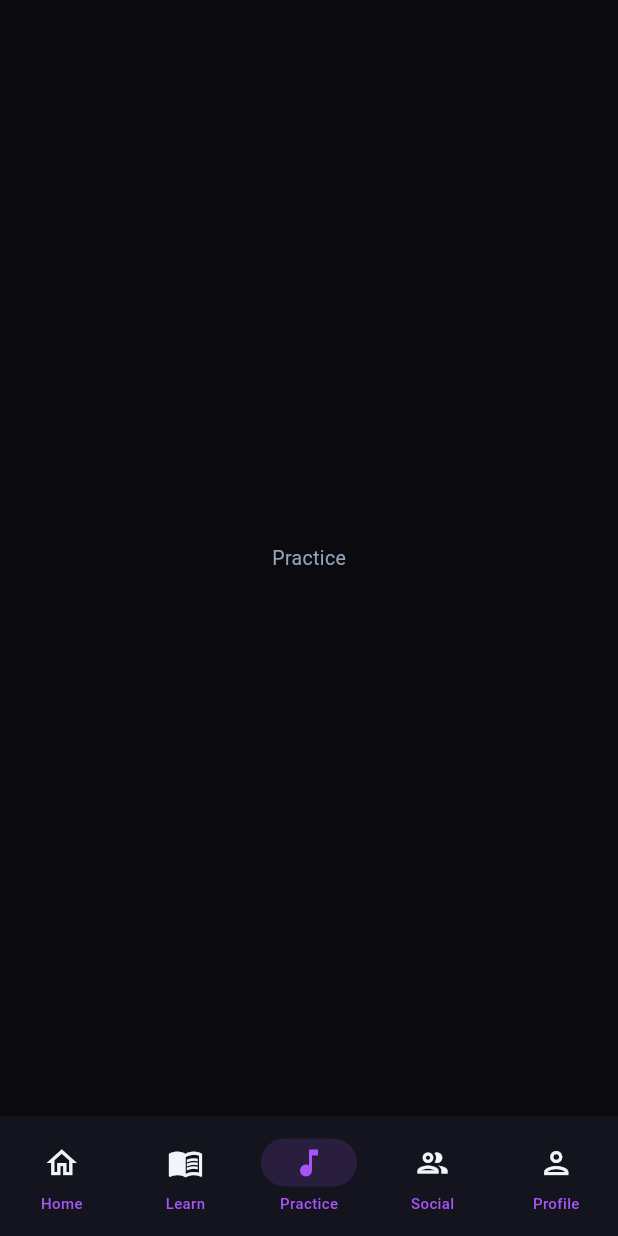
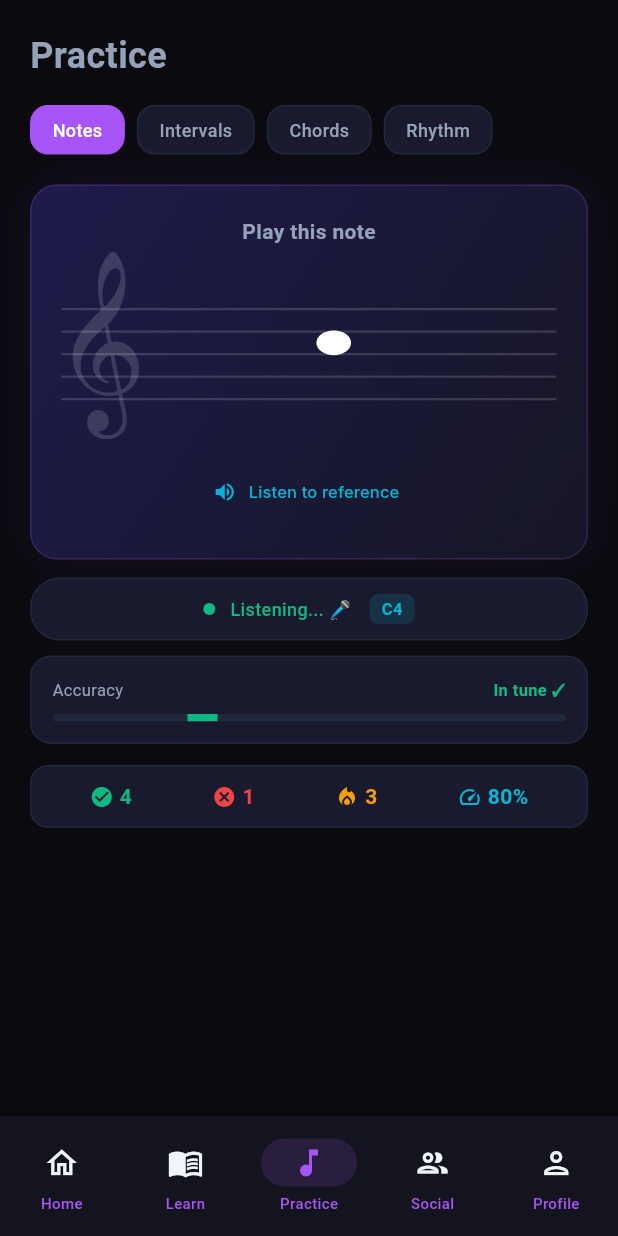
Before and after one commit to morekaccino/hear-me-out, a Flutter app: the screen it shows after launch, item 3 of the bottom bar chosen, on a phone screen of 412 x 824 dp. Run offline on Flutter 3.47's test engine with Material 3 defaults, Android fonts, the phone set to English and light mode, and no system bars; our stand-ins replace cloud_firestore, connectivity_plus, firebase_auth, firebase_core, flutter_riverpod, freezed_annotation and 4 more; accounts and stored records are empty.

Commit message:
feat: build Practice screen with mode chips, music card, mic bar, pitch accuracy

```diff
--- a/flutter_app/lib/features/practice/practice_screen.dart
+++ b/flutter_app/lib/features/practice/practice_screen.dart
@@ -1,10 +1,65 @@
 import 'package:flutter/material.dart';
+import 'widgets/mode_chips.dart';
+import 'widgets/music_card.dart';
+import 'widgets/mic_status_bar.dart';
+import 'widgets/pitch_accuracy_bar.dart';
 
-class PracticeScreen extends StatelessWidget {
+class PracticeScreen extends StatefulWidget {
   const PracticeScreen({super.key});
+  @override
+  State<PracticeScreen> createState() => _PracticeScreenState();
+}
+
+class _PracticeScreenState extends State<PracticeScreen> {
+  String _selectedMode = 'Notes';
+  String? _currentNote = 'C4';
+  bool _isListening = true;
 
   @override
   Widget build(BuildContext context) {
-    return const Scaffold(body: Center(child: Text('Practice')));
+    return Scaffold(
+      body: SafeArea(
+        child: SingleChildScrollView(
+          padding: const EdgeInsets.all(20),
+          child: Column(crossAxisAlignment: CrossAxisAlignment.start, children: [
+            const Text('Practice', style: TextStyle(fontSize: 24, fontWeight: FontWeight.w700)),
+            const SizedBox(height: 16),
+            ModeChips(selectedMode: _selectedMode, onModeSelected: (mode) => setState(() => _selectedMode = mode)),
+            const SizedBox(height: 20),
+            MusicCard(noteValue: _currentNote),
+            const SizedBox(height: 12),
+            MicStatusBar(isListening: _isListening, latestNote: 'C4'),
+            const SizedBox(height: 10),
+            const PitchAccuracyBar(centsOffset: 4.2),
+            const SizedBox(height: 14),
+            Container(
+              padding: const EdgeInsets.symmetric(horizontal: 12, vertical: 10),
+              decoration: BoxDecoration(color: const Color(0xFF1A1A2E), borderRadius: BorderRadius.circular(12), border: Border.all(color: const Color(0xFF1E293B))),
+              child: const Row(mainAxisAlignment: MainAxisAlignment.spaceAround, children: [
+                _SessionStat(icon: Icons.check_circle, value: '4', color: Color(0xFF10B981)),
+                _SessionStat(icon: Icons.cancel, value: '1', color: Color(0xFFEF4444)),
+                _SessionStat(icon: Icons.local_fire_department, value: '3', color: Color(0xFFF59E0B)),
+                _SessionStat(icon: Icons.speed, value: '80%', color: Color(0xFF06B6D4)),
+              ]),
+            ),
+          ]),
+        ),
+      ),
+    );
   }
 }
+
+class _SessionStat extends StatelessWidget {
+  final IconData icon;
+  final String value;
+  final Color color;
+  const _SessionStat({required this.icon, required this.value, required this.color});
+  @override
+  Widget build(BuildContext context) {
+    return Row(children: [
+      Icon(icon, size: 16, color: color),
+      const SizedBox(width: 4),
+      Text(value, style: TextStyle(fontSize: 14, fontWeight: FontWeight.w600, color: color)),
+    ]);
+  }
+}
--- /dev/null
+++ b/flutter_app/lib/features/practice/widgets/mic_status_bar.dart
@@ -0,0 +1,31 @@
+import 'package:flutter/material.dart';
+
+class MicStatusBar extends StatelessWidget {
+  final bool isListening;
+  final String latestNote;
+  const MicStatusBar({super.key, required this.isListening, this.latestNote = ''});
+
+  @override
+  Widget build(BuildContext context) {
+    return Container(
+      padding: const EdgeInsets.symmetric(horizontal: 16, vertical: 10),
+      decoration: BoxDecoration(color: const Color(0xFF1A1A2E), borderRadius: BorderRadius.circular(20), border: Border.all(color: const Color(0xFF1E293B))),
+      child: Row(mainAxisAlignment: MainAxisAlignment.center, children: [
+        Container(
+          width: 8, height: 8,
+          decoration: BoxDecoration(shape: BoxShape.circle, color: isListening ? const Color(0xFF10B981) : const Color(0xFFEF4444)),
+        ),
+        const SizedBox(width: 10),
+        Text(isListening ? 'Listening... \u{1F3A4}' : 'Mic off', style: TextStyle(fontSize: 12, color: isListening ? const Color(0xFF10B981) : const Color(0xFFEF4444), fontWeight: FontWeight.w500)),
+        if (latestNote.isNotEmpty) ...[
+          const SizedBox(width: 12),
+          Container(
+            padding: const EdgeInsets.symmetric(horizontal: 8, vertical: 2),
+            decoration: BoxDecoration(color: const Color(0xFF06B6D4).withValues(alpha: 0.15), borderRadius: BorderRadius.circular(6)),
+            child: Text(latestNote, style: const TextStyle(fontSize: 11, color: Color(0xFF06B6D4), fontWeight: FontWeight.w600)),
+          ),
+        ],
+      ]),
+    );
+  }
+}
--- /dev/null
+++ b/flutter_app/lib/features/practice/widgets/mode_chips.dart
@@ -0,0 +1,28 @@
+import 'package:flutter/material.dart';
+
+class ModeChips extends StatelessWidget {
+  final String selectedMode;
+  final Function(String) onModeSelected;
+  static const modes = ['Notes', 'Intervals', 'Chords', 'Rhythm'];
+
+  const ModeChips({super.key, required this.selectedMode, required this.onModeSelected});
+
+  @override
+  Widget build(BuildContext context) {
+    return Wrap(spacing: 8, runSpacing: 4, children: modes.map((mode) {
+      final isActive = mode == selectedMode;
+      return GestureDetector(
+        onTap: () => onModeSelected(mode),
+        child: Container(
+          padding: const EdgeInsets.symmetric(horizontal: 14, vertical: 7),
+          decoration: BoxDecoration(
+            color: isActive ? const Color(0xFFA855F7) : const Color(0xFF1A1A2E),
+            borderRadius: BorderRadius.circular(12),
+            border: Border.all(color: isActive ? const Color(0xFFA855F7) : const Color(0xFF1E293B)),
+          ),
+          child: Text(mode, style: TextStyle(fontSize: 12, fontWeight: FontWeight.w500, color: isActive ? Colors.white : const Color(0xFF94A3B8))),
+        ),
+      );
+    }).toList());
+  }
+}
--- /dev/null
+++ b/flutter_app/lib/features/practice/widgets/music_card.dart
@@ -0,0 +1,31 @@
+import 'package:flutter/material.dart';
+import '../../../core/notation/note_renderer.dart';
+
+class MusicCard extends StatelessWidget {
+  final String? noteValue;
+  const MusicCard({super.key, this.noteValue});
+
+  @override
+  Widget build(BuildContext context) {
+    return Container(
+      padding: const EdgeInsets.all(20),
+      decoration: BoxDecoration(
+        gradient: const LinearGradient(colors: [Color(0xFF1E1B4B), Color(0xFF161625)], begin: Alignment.topLeft, end: Alignment.bottomRight),
+        borderRadius: BorderRadius.circular(18),
+        border: Border.all(color: const Color(0xFFA855F7).withValues(alpha: 0.2)),
+        boxShadow: [BoxShadow(color: const Color(0xFFA855F7).withValues(alpha: 0.08), blurRadius: 30, offset: Offset.zero)],
+      ),
+      child: Column(children: [
+        const Text('Play this note', style: TextStyle(fontSize: 14, fontWeight: FontWeight.w600)),
+        const SizedBox(height: 12),
+        NoteRenderer(noteValue: noteValue, height: 120),
+        const SizedBox(height: 8),
+        TextButton.icon(
+          onPressed: () {},
+          icon: const Icon(Icons.volume_up, size: 16, color: Color(0xFF06B6D4)),
+          label: const Text('Listen to reference', style: TextStyle(fontSize: 11, color: Color(0xFF06B6D4))),
+        ),
+      ]),
+    );
+  }
+}
--- /dev/null
+++ b/flutter_app/lib/features/practice/widgets/pitch_accuracy_bar.dart
@@ -0,0 +1,32 @@
+import 'package:flutter/material.dart';
+
+class PitchAccuracyBar extends StatelessWidget {
+  final double centsOffset;
+  const PitchAccuracyBar({super.key, required this.centsOffset});
+
+  @override
+  Widget build(BuildContext context) {
+    final absOffset = centsOffset.abs();
+    final isInTune = absOffset < 5;
+    final isSharp = centsOffset > 0;
+
+    return Container(
+      padding: const EdgeInsets.all(14),
+      decoration: BoxDecoration(color: const Color(0xFF1A1A2E), borderRadius: BorderRadius.circular(14), border: Border.all(color: const Color(0xFF1E293B))),
+      child: Column(crossAxisAlignment: CrossAxisAlignment.start, children: [
+        Row(mainAxisAlignment: MainAxisAlignment.spaceBetween, children: [
+          const Text('Accuracy', style: TextStyle(fontSize: 11, color: Color(0xFF94A3B8))),
+          Text(isInTune ? 'In tune \u{2713}' : '${isSharp ? "+" : "-"}${absOffset.toStringAsFixed(1)}\u{00A2} ${isSharp ? "sharp" : "flat"}', style: TextStyle(fontSize: 11, fontWeight: FontWeight.w600, color: isInTune ? const Color(0xFF10B981) : const Color(0xFFF59E0B))),
+        ]),
+        const SizedBox(height: 8),
+        ClipRRect(
+          borderRadius: BorderRadius.circular(3),
+          child: SizedBox(height: 5, child: Stack(children: [
+            Container(color: const Color(0xFF1E293B)),
+            Positioned(left: (0.45 * 200).clamp(0, 200), child: Container(width: 0.1 * 200, height: 5, color: const Color(0xFF10B981))),
+          ])),
+        ),
+      ]),
+    );
+  }
+}
```
